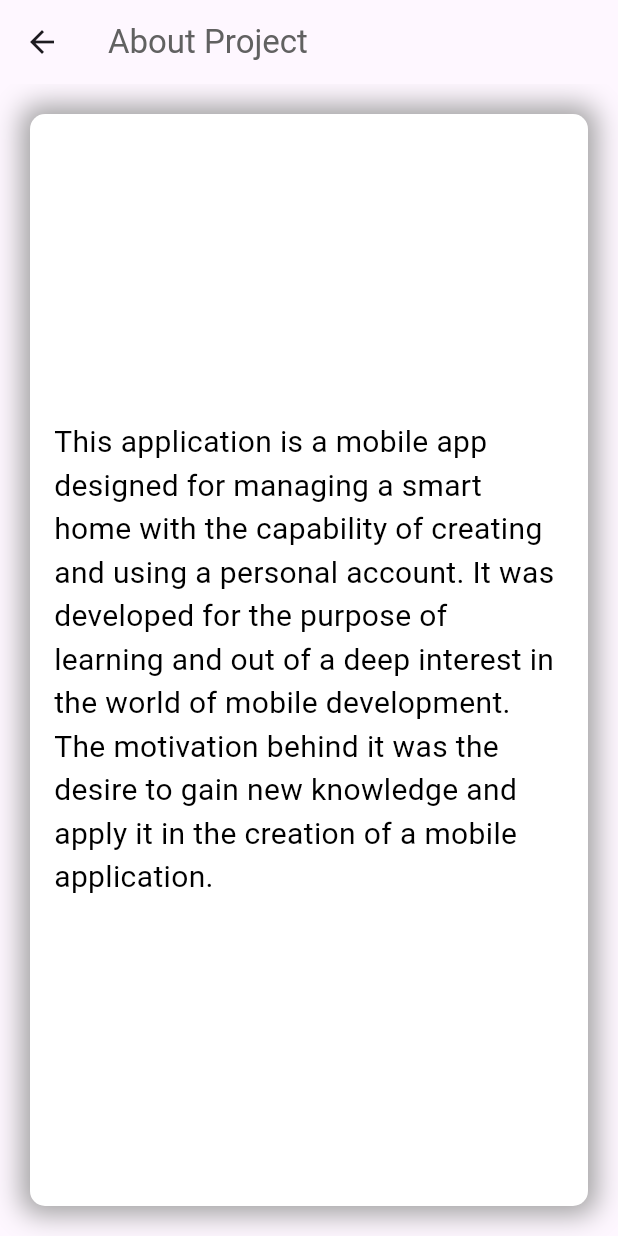
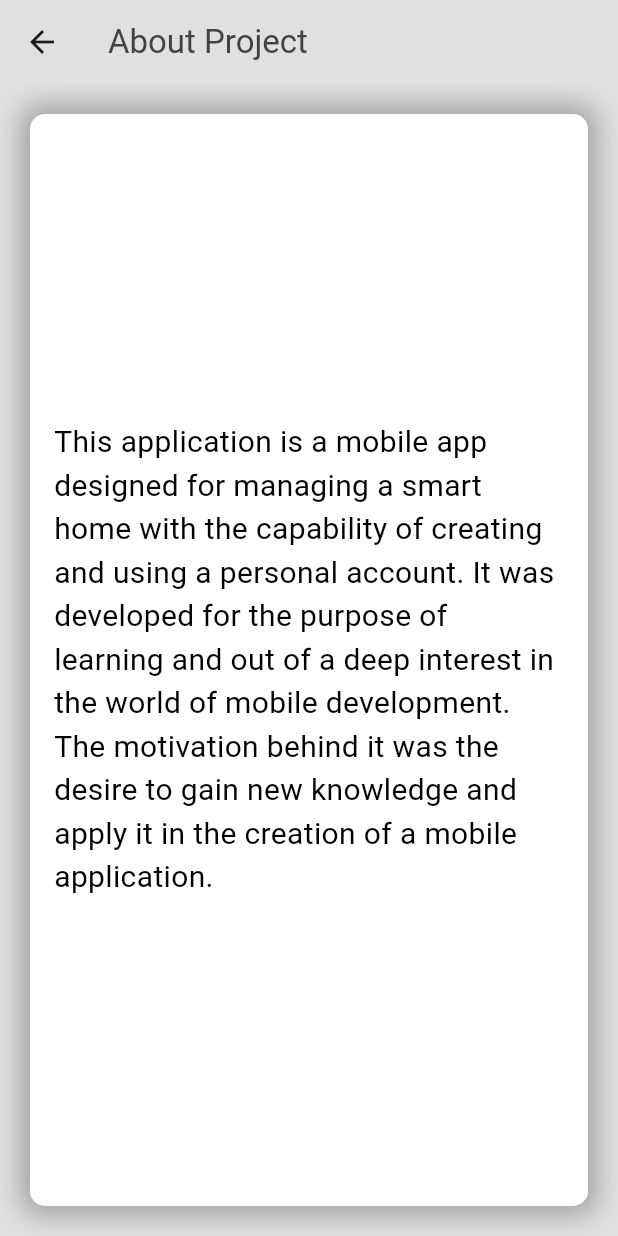
Before and after one commit to bogdanovich231/Smart-Home-App, a Flutter app: the BurgerMenu widget shown alone on an empty page, opened directly, after a tap on "About project", on a phone screen of 412 x 824 dp. Run offline on Flutter 3.47's test engine with Material 3 defaults, Android fonts, the phone set to English and light mode, and no system bars; our stand-ins replace google_fonts.

Commit message:
refactor: color & background

```diff
--- a/flutter_app/lib/burger_menu.dart
+++ b/flutter_app/lib/burger_menu.dart
@@ -7,7 +7,7 @@ class BurgerMenu extends StatelessWidget {
   @override
   Widget build(BuildContext context) {
     return Drawer(
-      backgroundColor: Colors.grey[200],
+      backgroundColor: Colors.grey[300],
       child: ListView(
         children: <Widget>[
           UserAccountsDrawerHeader(
@@ -57,7 +57,7 @@ class BurgerMenu extends StatelessWidget {
             title: Text(
               "About project",
               style: TextStyle(
-                color: Colors.grey[900],
+                color: Colors.black,
                 fontSize: 20,
               ),
             ),
@@ -73,7 +73,7 @@ class BurgerMenu extends StatelessWidget {
             title: Text(
               "Contact",
               style: TextStyle(
-                color: Colors.grey[900],
+                color: Colors.black,
                 fontSize: 20,
               ),
             ),
--- a/flutter_app/lib/screens/about_project_screen.dart
+++ b/flutter_app/lib/screens/about_project_screen.dart
@@ -4,10 +4,12 @@ class AboutProjectScreen extends StatelessWidget {
   @override
   Widget build(BuildContext context) {
     return Scaffold(
+      backgroundColor: Colors.grey[300],
       appBar: AppBar(
+        backgroundColor: Colors.grey[300],
         title: Text('About Project',
             style: TextStyle(
-              color: Colors.grey[700],
+              color: Colors.grey[800],
             )),
       ),
       body: Padding(
@@ -19,10 +21,10 @@ class AboutProjectScreen extends StatelessWidget {
             borderRadius: BorderRadius.circular(10.0),
             boxShadow: [
               BoxShadow(
-                color: Colors.grey, // Цвет блика
-                spreadRadius: 5, // Распределение блика
-                blurRadius: 15, // Размытие блика
-                offset: Offset(0, 0), // Смещение блика
+                color: Colors.grey,
+                spreadRadius: 5,
+                blurRadius: 15,
+                offset: Offset(0, 0),
               ),
             ],
           ),
@@ -31,7 +33,7 @@ class AboutProjectScreen extends StatelessWidget {
               'This application is a mobile app designed for managing a smart home with the capability of creating and using a personal account. It was developed for the purpose of learning and out of a deep interest in the world of mobile development. The motivation behind it was the desire to gain new knowledge and apply it in the creation of a mobile application.',
               style: TextStyle(
                 fontSize: 20,
-                color: Colors.black, // Цвет текста
+                color: Colors.black,
               ),
             ),
           ),
--- a/flutter_app/lib/screens/contact_screen.dart
+++ b/flutter_app/lib/screens/contact_screen.dart
@@ -4,10 +4,12 @@ class ContactScreen extends StatelessWidget {
   @override
   Widget build(BuildContext context) {
     return Scaffold(
+      backgroundColor: Colors.grey[300],
       appBar: AppBar(
+        backgroundColor: Colors.grey[300],
         title: Text('Contacts',
             style: TextStyle(
-              color: Colors.grey[700],
+              color: Colors.grey[800],
             )),
       ),
       body: Padding(
--- a/flutter_app/lib/screens/user_screen.dart
+++ b/flutter_app/lib/screens/user_screen.dart
@@ -8,10 +8,12 @@ class UserScreen extends StatelessWidget {
   @override
   Widget build(BuildContext context) {
     return Scaffold(
+      backgroundColor: Colors.grey[300],
       appBar: AppBar(
+        backgroundColor: Colors.grey[300],
         title: Text('User Profile',
             style: TextStyle(
-              color: Colors.grey[700],
+              color: Colors.grey[800],
             )),
       ),
       body: Padding(
@@ -39,7 +41,6 @@ class UserScreen extends StatelessWidget {
                 color: Colors.grey[600],
               ),
             ),
-            SizedBox(height: 10.0),
             Text(
               'Phone: +48 513 472 031',
               style: TextStyle(
```
